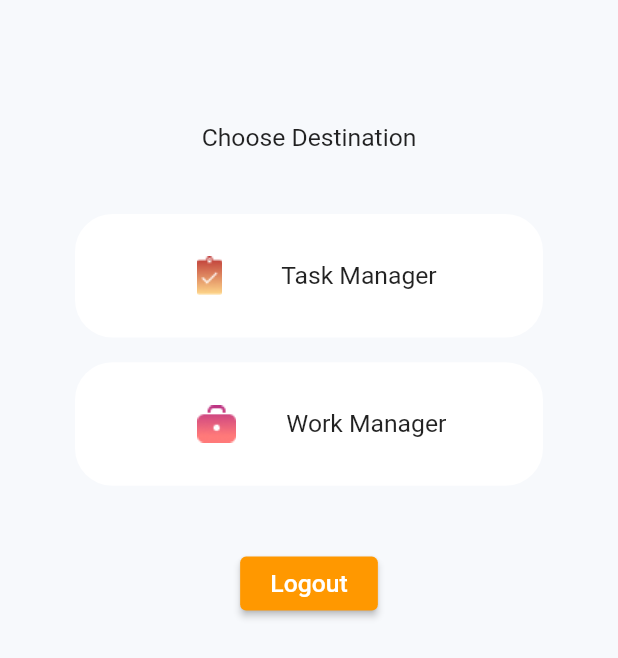
After one commit to nikhil8182/onwords_console, a Flutter app: the StaffValidationPage screen opened directly, on a phone screen of 412 x 824 dp. The commit adds this screen. Shown: the top 658 px of the screen. Run offline on Flutter 3.47's test engine with Material 2 defaults, Android fonts, the phone set to English and light mode, and no system bars; drawn by our look-alikes of overlay_support; our stand-ins replace cloud_firestore, connectivity_plus, firebase_auth, firebase_core, firebase_database, firebase_messaging and 5 more; accounts and stored records are empty; network calls fail.

Commit message:
main work

```diff
--- a/lib/main.dart
+++ b/lib/main.dart
@@ -2,8 +2,8 @@ import 'package:firebase_auth/firebase_auth.dart';
 import 'package:firebase_core/firebase_core.dart';
 import 'package:firebase_database/firebase_database.dart';
 import 'package:flutter/material.dart';
-import 'package:onwords_console/homePage.dart';
 import 'package:onwords_console/login_page.dart';
+import 'package:onwords_console/splashScreen.dart';
 import 'package:overlay_support/overlay_support.dart';
 
 
@@ -26,9 +26,9 @@ class Appis extends StatefulWidget {
 class _AppisState extends State<Appis> {
   @override
   Widget build(BuildContext context) {
-    return OverlaySupport.global(
+    return const OverlaySupport.global(
         child: MaterialApp(
-         home: LoginPage(),
+         home: SplashScreenPage(),
           debugShowCheckedModeBanner: false,
         ),
     );
--- /dev/null
+++ b/lib/staff_validation_page.dart
@@ -0,0 +1,147 @@
+import 'package:firebase_auth/firebase_auth.dart';
+import 'package:flutter/material.dart';
+import 'package:onwords_console/data_page.dart';
+import 'package:shared_preferences/shared_preferences.dart';
+
+import 'homePage.dart';
+import 'login_page.dart';
+
+
+FirebaseAuth auth = FirebaseAuth.instance;
+
+class StaffValidationPage extends StatefulWidget {
+  const StaffValidationPage({Key? key}) : super(key: key);
+
+  @override
+  State<StaffValidationPage> createState() => _StaffValidationPageState();
+}
+
+class _StaffValidationPageState extends State<StaffValidationPage> {
+
+  late SharedPreferences loginData;
+
+  @override
+  void initState() {
+    // TODO: implement initState
+    super.initState();
+  }
+  @override
+  Widget build(BuildContext context) {
+    final height = MediaQuery.of(context).size.height;
+    final width = MediaQuery.of(context).size.width;
+    return Scaffold(
+      backgroundColor: const Color.fromRGBO(247,249,252,1.0),
+      body: Column(
+        children: [
+          SizedBox(
+            height: height*0.10,
+          ),
+          Text("Choose Destination",style: TextStyle(fontSize: height*0.020),),
+          SizedBox(
+            height: height*0.050,
+          ),
+          Container(
+            height: height*0.10,
+            width: width*0.80,
+            padding: const EdgeInsets.symmetric(horizontal: 40.0),
+            margin: const EdgeInsets.symmetric(horizontal: 50.0),
+            decoration: BoxDecoration(
+              color: Colors.white,
+              borderRadius: BorderRadius.circular(25.0)
+            ),
+            child: Row(
+              mainAxisAlignment: MainAxisAlignment.center,
+              children: [
+               Image(image: const AssetImage("images/task1.png"),height: height*0.070,),
+                SizedBox(
+                  width: width*0.070,
+                ),
+                Text("Task Manager",style: TextStyle(fontSize: height*0.020),),
+              ],
+            ),
+          ),
+          SizedBox(
+            height: height*0.020,
+          ),
+          auth.currentUser?.email == "ceo@onwords.in"?Container():GestureDetector(
+            onTap: (){
+              Navigator.push(
+                  context,
+                  MaterialPageRoute(
+                      builder: (context) =>
+                      const HomePage()));
+            },
+            child: Container(
+              height: height*0.10,
+              width: width*0.80,
+              margin: const EdgeInsets.symmetric(horizontal: 50.0),
+              padding: const EdgeInsets.symmetric(horizontal: 40.0),
+              decoration: BoxDecoration(
+                  color: Colors.white,
+                  borderRadius: BorderRadius.circular(25.0)
+              ),
+              child: Row(
+                mainAxisAlignment: MainAxisAlignment.center,
+                children: [
+                  Image(image: const AssetImage("images/work1.png"),height: height*0.070,),
+                  SizedBox(
+                    width: width*0.040,
+                  ),
+                  Text("Work Manager",style: TextStyle(fontSize: height*0.020),),
+                ],
+              ),
+            ),
+          ),
+          SizedBox(
+            height: height*0.020,
+          ),
+          auth.currentUser?.email == "ceo@onwords.in" ?GestureDetector(
+            onTap: (){
+              Navigator.push(
+                  context,
+                  MaterialPageRoute(
+                      builder: (context) =>
+                      const MyApp()));
+            },
+            child: Container(
+              height: height*0.10,
+              width: width*0.80,
+              margin: const EdgeInsets.symmetric(horizontal: 50.0),
+              padding: const EdgeInsets.symmetric(horizontal: 40.0),
+              decoration: BoxDecoration(
+                  color: Colors.white,
+                  borderRadius: BorderRadius.circular(25.0)
+              ),
+              child: Row(
+                mainAxisAlignment: MainAxisAlignment.center,
+                children: [
+                  Image(image: const AssetImage("images/add.png"),height: height*0.070,),
+                  SizedBox(
+                    width: width*0.040,
+                  ),
+                 Text("WorkDone Data",style: TextStyle(fontSize: height*0.020),),
+                ],
+              ),
+            ),
+          ):Container(),
+          SizedBox(
+            height: height*0.030,
+          ),
+          ElevatedButton(
+            style: ButtonStyle(
+              backgroundColor: MaterialStateProperty.all(Colors.orange)
+            ),
+            onPressed: () async {
+                loginData = await SharedPreferences.getInstance();
+                setState(() {
+                  loginData.setBool('login', true);
+                  auth.signOut();
+                  Navigator.pushReplacement(context,
+                      MaterialPageRoute(builder: (context) => LoginPage()));
+                });
+          }, child: Text(" Logout ",style: TextStyle(fontSize: height*0.020),),)
+        ],
+      ),
+    );
+  }
+}
```
Also changed, not shown: lib/data_page.dart (+19 -46 lines), lib/homePage.dart (+157 -330 lines), lib/login_page.dart (+5 -6 lines), lib/splashScreen.dart (+3 -5 lines), images/add.png (added), images/task1.png (added), images/work1.png (added).
